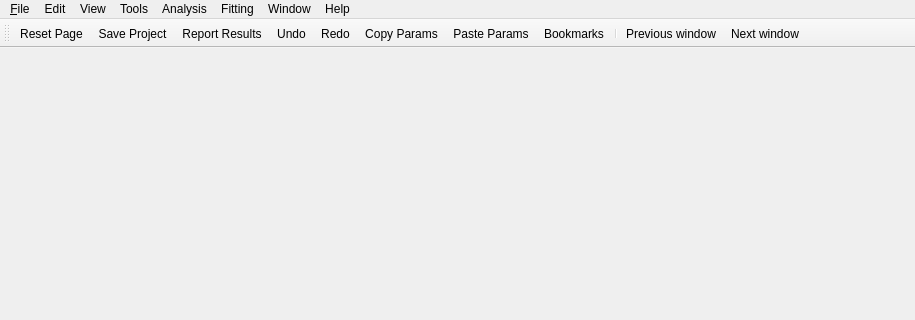
Before: the Qt Designer form src/sas/qtgui/MainWindow/UI/MainWindowUI.ui in SasView/sasview, drawn with Qt 5; both pictures show x 0 to 915 and y 0 to 320 of the 915 by 607 pixel window.
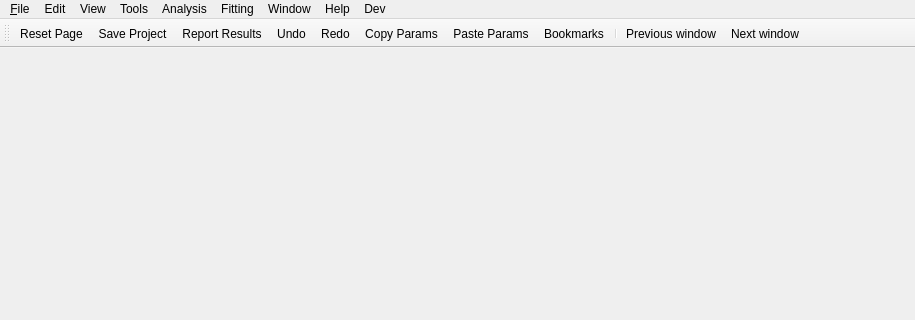
After: the same form once the commit is applied. Icons and pictures are not drawn.

Commit message: Add dev menu

Diff of the .ui file:
```diff
--- a/src/sas/qtgui/MainWindow/UI/MainWindowUI.ui
+++ b/src/sas/qtgui/MainWindow/UI/MainWindowUI.ui
@@ -24,7 +24,7 @@
      <x>0</x>
      <y>0</y>
      <width>915</width>
-     <height>26</height>
+     <height>20</height>
     </rect>
    </property>
    <widget class="QMenu" name="menu_File">
@@ -160,6 +160,15 @@
     <addaction name="actionCheck_for_update"/>
     <addaction name="actionWhat_s_New"/>
    </widget>
+   <widget class="QMenu" name="menuDev">
+    <property name="title">
+     <string>Dev</string>
+    </property>
+    <addaction name="actionAscii_Loader"/>
+    <addaction name="actionParticle_Editor"/>
+    <addaction name="separator"/>
+    <addaction name="actionDev_Tools"/>
+   </widget>
    <addaction name="menu_File"/>
    <addaction name="menuEdit"/>
    <addaction name="menuView"/>
@@ -168,6 +177,7 @@
    <addaction name="menuFitting"/>
    <addaction name="menuWindow"/>
    <addaction name="menuHelp"/>
+   <addaction name="menuDev"/>
   </widget>
   <widget class="QStatusBar" name="statusbar">
    <property name="sizePolicy">
```
Left out of the diff: 15 changed lines with no effect on the pictures. The commit also changes 3 other files.
